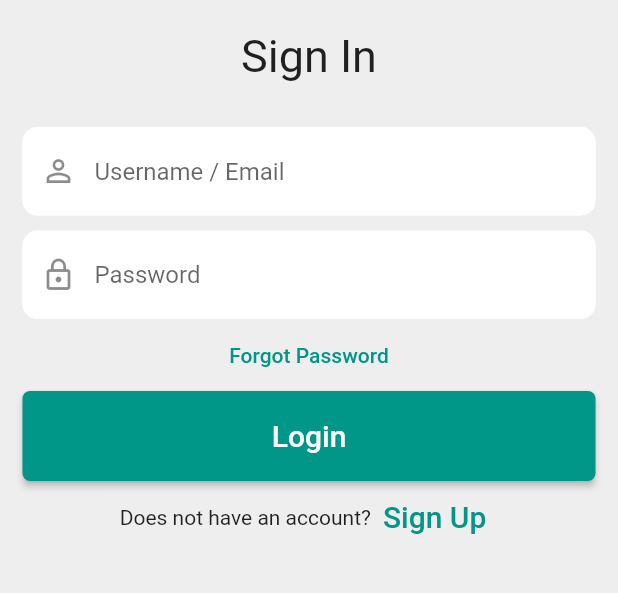
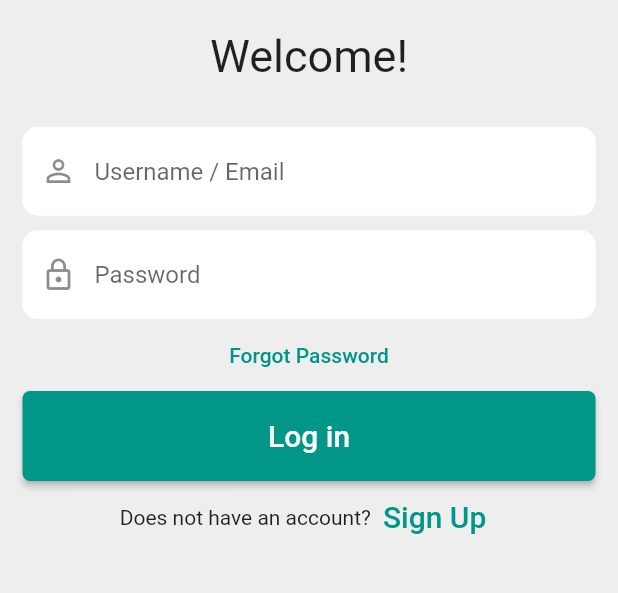
Before and after one commit to cauefelipe1/journal, a Flutter app: the screen it shows after launch, on a phone screen of 412 x 824 dp, the part 392-985 px from its top. Run offline on Flutter 3.47's test engine with Material 2 defaults, Android fonts, the phone set to English and light mode, and no system bars; our stand-ins replace flutter_secure_storage, jwt_decoder; generated files the repository leaves out were written again.

Commit message:
Adding the internationalization and translating Login Page

```diff
--- /dev/null
+++ b/journal_app/l10n.yaml
@@ -0,0 +1,3 @@
+arb-dir: lib/l10n
+template-arb-file: app_en.arb
+output-localization-file: app_localizations.dart
--- a/journal_app/lib/gui/identity/login_page.dart
+++ b/journal_app/lib/gui/identity/login_page.dart
@@ -2,6 +2,8 @@ import 'package:flutter/material.dart';
 import 'package:journal_mobile_app/features/identity/identity_data_service.dart';
 import 'package:journal_mobile_app/gui/home/home_page.dart';
 import 'package:journal_mobile_app/models/identity.dart';
+
+import 'package:flutter_gen/gen_l10n/app_localizations.dart';
 
 class LoginPage extends StatefulWidget {
   const LoginPage({super.key, required this.title});
@@ -20,6 +22,8 @@ class _LoginPageState extends State<LoginPage> {
 
   @override
   Widget build(BuildContext context) {
+    var l10n = AppLocalizations.of(context)!;
+
     return Scaffold(
       backgroundColor: Colors.grey[200],
       body: SafeArea(
@@ -31,17 +35,17 @@ class _LoginPageState extends State<LoginPage> {
                 Icons.car_repair,
                 size: 150,
               ),
-              const Text(
-                'Journal', //TODO: Translate
-                style: TextStyle(
+              Text(
+                l10n.appName,
+                style: const TextStyle(
                   fontWeight: FontWeight.w800,
                   fontSize: 35,
                 ),
               ),
               const SizedBox(height: 20),
-              const Text(
-                'Sign In', //TODO: Translate
-                style: TextStyle(fontSize: 30),
+              Text(
+                l10n.loginPageHeader,
+                style: const TextStyle(fontSize: 30),
               ),
               const SizedBox(height: 20),
               //Username field
@@ -61,7 +65,7 @@ class _LoginPageState extends State<LoginPage> {
                       borderRadius: BorderRadius.circular(10),
                       borderSide: const BorderSide(color: Colors.white),
                     ),
-                    hintText: "Username / Email", //TODO: Translate
+                    hintText: l10n.usernameTextFieldHint,
                   ),
                 ),
               ),
@@ -101,13 +105,13 @@ class _LoginPageState extends State<LoginPage> {
                       borderRadius: BorderRadius.circular(10),
                       borderSide: const BorderSide(color: Colors.white),
                     ),
-                    hintText: "Password", //TODO: Translate
+                    hintText: l10n.passwordTextFieldHint,
                   ),
                 ),
               ),
               TextButton(
                 onPressed: () {},
-                child: const Text('Forgot Password'), //TODO: Translate
+                child: Text(l10n.forgotPasswordButton),
               ),
               //Login button
 
@@ -118,9 +122,9 @@ class _LoginPageState extends State<LoginPage> {
                       width: double.infinity, height: 60),
                   child: ElevatedButton(
                     onPressed: () => _loginUser(context),
-                    child: const Text(
-                      'Login', //TODO: Translate
-                      style: TextStyle(
+                    child: Text(
+                      l10n.loginButton,
+                      style: const TextStyle(
                         fontSize: 20,
                       ),
                     ),
@@ -131,11 +135,11 @@ class _LoginPageState extends State<LoginPage> {
               Row(
                 mainAxisAlignment: MainAxisAlignment.center,
                 children: <Widget>[
-                  const Text('Does not have an account?'), //TODO: Translate
+                  Text(l10n.doesNotHaveAccountText),
                   TextButton(
-                    child: const Text(
-                      'Sign Up', //TODO: Translate
-                      style: TextStyle(fontSize: 20),
+                    child: Text(
+                      l10n.signUpButton,
+                      style: const TextStyle(fontSize: 20),
                     ),
                     onPressed: () {
                       //Call the registration page
@@ -176,7 +180,7 @@ class _LoginPageState extends State<LoginPage> {
       barrierDismissible: false, // user must tap button!
       builder: (BuildContext context) {
         return AlertDialog(
-          title: const Text('Not able to login'), //TODO: Translate
+          title: Text(AppLocalizations.of(context)!.notAbleToLogin),
           content: SingleChildScrollView(
             child: ListBody(
               children: <Widget>[
@@ -186,7 +190,7 @@ class _LoginPageState extends State<LoginPage> {
           ),
           actions: <Widget>[
             TextButton(
-              child: const Text('Ok'),
+              child: Text(AppLocalizations.of(context)!.ok),
               onPressed: () {
                 Navigator.of(context).pop();
               },
--- a/journal_app/lib/main.dart
+++ b/journal_app/lib/main.dart
@@ -2,8 +2,9 @@ import 'dart:io';
 
 import 'package:flutter/foundation.dart';
 import 'package:flutter/material.dart';
-
-import 'gui/identity/login_page.dart';
+import 'package:flutter_localizations/flutter_localizations.dart';
+import 'package:journal_mobile_app/gui/identity/login_page.dart';
+import 'package:flutter_gen/gen_l10n/app_localizations.dart';
 
 class MyHttpOverrides extends HttpOverrides {
   @override
@@ -33,8 +34,11 @@ class MyApp extends StatelessWidget {
   @override
   Widget build(BuildContext context) {
     return MaterialApp(
+      title: _title,
+      onGenerateTitle: (context) => AppLocalizations.of(context)!.appName,
+      localizationsDelegates: AppLocalizations.localizationsDelegates,
+      supportedLocales: AppLocalizations.supportedLocales,
       debugShowCheckedModeBanner: false,
-      title: _title,
       theme: _getThemeData(),
       home: const LoginPage(title: ""),
     );
```
Also changed, not shown: journal_app/lib/l10n/app_en.arb (added, +58 -0 lines), journal_app/lib/l10n/app_es.arb (added, +16 -0 lines), journal_app/lib/l10n/app_pt.arb (added, +16 -0 lines), journal_app/pubspec.yaml (+5 -2 lines), journal_app/pubspec.lock, 1 other file.
